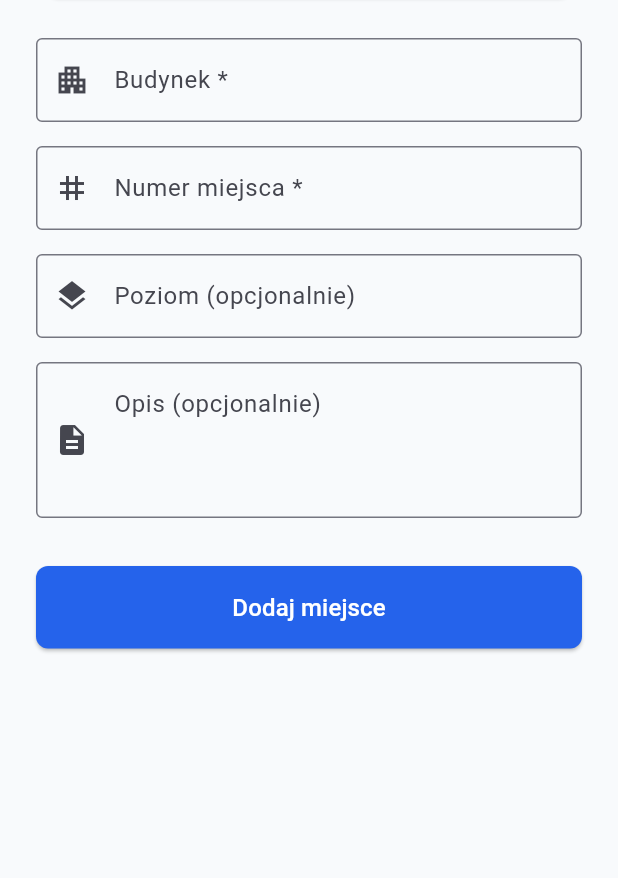
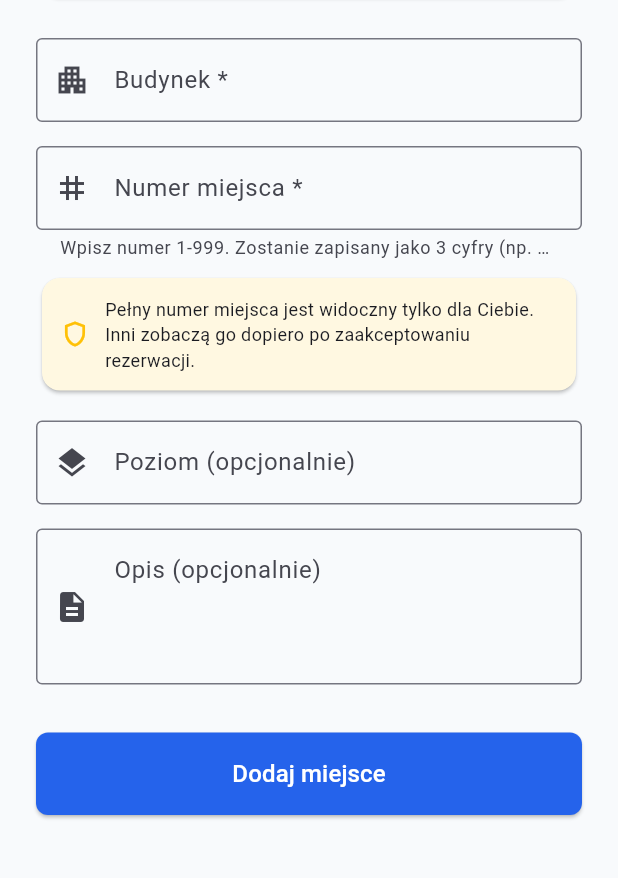
Before and after one commit to lukaszjozef/parkshare-app, a Flutter app: the AddSpotScreen screen opened by its route, on a phone screen of 412 x 824 dp, the part 235-1113 px from its top. Run offline on Flutter 3.47's test engine with Material 3 defaults, Android fonts, the phone set to English and light mode, and no system bars; our stand-ins replace flutter_riverpod, go_router, riverpod, shared_preferences, supabase_flutter, web; missing offline and left inert: dart:js_interop; accounts and stored records are empty.

Commit message:
Add spot number masking and 3-digit validation
- Input: only digits 1-999, auto-padded to 3 digits (1→001, 67→067)
- Masking: first digit visible, rest replaced with * (142→1**)
- Search & reserve screens: show masked number
- Reservations: full number revealed only after owner accepts
- Privacy explanation card on add spot screen

Co-Authored-By: Claude Opus 4.6 <noreply@anthropic.com>

```diff
--- a/lib/features/reservations/reservations_screen.dart
+++ b/lib/features/reservations/reservations_screen.dart
@@ -172,7 +172,7 @@ class _ReservationCard extends ConsumerWidget {
                     crossAxisAlignment: CrossAxisAlignment.start,
                     children: [
                       Text(
-                        'Miejsce ${reservation.spotNumber ?? '?'}',
+                        'Miejsce ${reservation.displaySpotNumber}',
                         style: const TextStyle(
                           fontSize: 16,
                           fontWeight: FontWeight.w600,
--- a/lib/features/reservations/reserve_screen.dart
+++ b/lib/features/reservations/reserve_screen.dart
@@ -114,7 +114,7 @@ class _ReserveScreenState extends ConsumerState<ReserveScreen> {
                                 crossAxisAlignment: CrossAxisAlignment.start,
                                 children: [
                                   Text(
-                                    'Miejsce ${spot.spot.spotNumber}',
+                                    'Miejsce ${spot.spot.maskedSpotNumber}',
                                     style: const TextStyle(
                                       fontSize: 20,
                                       fontWeight: FontWeight.bold,
--- a/lib/features/spots/add_spot_screen.dart
+++ b/lib/features/spots/add_spot_screen.dart
@@ -1,4 +1,5 @@
 import 'package:flutter/material.dart';
+import 'package:flutter/services.dart';
 import 'package:flutter_riverpod/flutter_riverpod.dart';
 import 'package:go_router/go_router.dart';
 import 'spots_provider.dart';
@@ -129,18 +130,50 @@ class _AddSpotScreenState extends ConsumerState<AddSpotScreen> {
               // Spot number
               TextFormField(
                 controller: _spotNumberController,
+                keyboardType: TextInputType.number,
+                inputFormatters: [
+                  FilteringTextInputFormatter.digitsOnly,
+                  LengthLimitingTextInputFormatter(3),
+                ],
                 decoration: const InputDecoration(
                   labelText: 'Numer miejsca *',
-                  hintText: 'np. 42, A15',
+                  hintText: 'np. 1, 42, 067',
                   prefixIcon: Icon(Icons.tag),
                   border: OutlineInputBorder(),
+                  helperText: 'Wpisz numer 1-999. Zostanie zapisany jako 3 cyfry (np. 1 → 001)',
                 ),
                 validator: (value) {
                   if (value == null || value.isEmpty) {
                     return 'Podaj numer miejsca';
                   }
+                  final number = int.tryParse(value);
+                  if (number == null || number < 1 || number > 999) {
+                    return 'Numer musi być liczbą od 1 do 999';
+                  }
                   return null;
                 },
+              ),
+              const SizedBox(height: 8),
+
+              // Privacy info
+              Card(
+                color: Colors.amber[50],
+                child: const Padding(
+                  padding: EdgeInsets.all(12.0),
+                  child: Row(
+                    children: [
+                      Icon(Icons.shield_outlined, color: Colors.amber, size: 20),
+                      SizedBox(width: 10),
+                      Expanded(
+                        child: Text(
+                          'Pełny numer miejsca jest widoczny tylko dla Ciebie. '
+                          'Inni zobaczą go dopiero po zaakceptowaniu rezerwacji.',
+                          style: TextStyle(fontSize: 12),
+                        ),
+                      ),
+                    ],
+                  ),
+                ),
               ),
               const SizedBox(height: 16),
 
--- a/lib/features/spots/search_screen.dart
+++ b/lib/features/spots/search_screen.dart
@@ -307,7 +307,7 @@ class _SearchScreenState extends ConsumerState<SearchScreen> {
                             crossAxisAlignment: CrossAxisAlignment.start,
                             children: [
                               Text(
-                                'Miejsce ${item.spot.spotNumber}',
+                                'Miejsce ${item.spot.maskedSpotNumber}',
                                 style: const TextStyle(
                                   fontSize: 16,
                                   fontWeight: FontWeight.w600,
```
Also changed, not shown: lib/features/reservations/reservations_provider.dart (+11 -2 lines), lib/features/spots/spots_provider.dart (+14 -2 lines).
